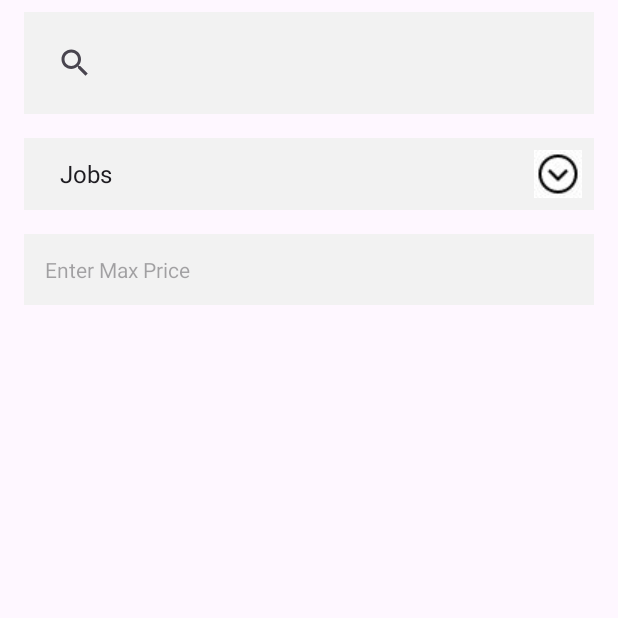
After one commit to sulaiman-muhammad/RentAHelp, an Android app: the FindServiceActivity screen opened directly, with no data from a screen before it, on a phone screen of 412 x 824 dp, the top half of it. The commit adds this screen. Run offline under Robolectric (Android 15) with nearby library versions, the light colour scheme and no system bars.

Commit message:
First commit on find functionality has been done

```diff
--- a/app/build.gradle.kts
+++ b/app/build.gradle.kts
@@ -27,6 +27,9 @@ android {
         sourceCompatibility = JavaVersion.VERSION_1_8
         targetCompatibility = JavaVersion.VERSION_1_8
     }
+    buildFeatures {
+        viewBinding = true
+    }
 }
 
 dependencies {
@@ -35,6 +38,8 @@ dependencies {
     implementation("com.google.android.material:material:1.10.0")
     implementation("androidx.constraintlayout:constraintlayout:2.1.4")
     implementation("com.google.firebase:firebase-auth:22.2.0")
+    implementation("androidx.legacy:legacy-support-v4:1.0.0")
+    implementation("androidx.recyclerview:recyclerview:1.3.0")
     testImplementation("junit:junit:4.13.2")
     androidTestImplementation("androidx.test.ext:junit:1.1.5")
     androidTestImplementation("androidx.test.espresso:espresso-core:3.5.1")
--- /dev/null
+++ b/app/src/main/java/com/example/rentahelp/FindServiceActivity.java
@@ -0,0 +1,56 @@
+package com.example.rentahelp;
+
+import androidx.appcompat.app.AppCompatActivity;
+import androidx.recyclerview.widget.LinearLayoutManager;
+import androidx.recyclerview.widget.RecyclerView;
+
+import android.os.Bundle;
+import android.view.View;
+import android.widget.AdapterView;
+import android.widget.ArrayAdapter;
+import android.widget.SearchView;
+import android.widget.Spinner;
+
+import java.util.ArrayList;
+import java.util.List;
+
+public class FindServiceActivity extends AppCompatActivity {
+
+    Spinner spinner;
+
+
+
+
+    @Override
+    protected void onCreate(Bundle savedInstanceState) {
+        super.onCreate(savedInstanceState);
+        setContentView(R.layout.activity_find_service);
+
+
+
+         spinner = findViewById(R.id.spinner);
+
+
+
+        String[] options = {"Jobs","Option 1", "Option 2", "Option 3", "Option 4"};
+        ArrayAdapter<String> arrayAdapter = new ArrayAdapter<>(this, android.R.layout.simple_spinner_item, options);
+        spinner.setAdapter(arrayAdapter);
+
+
+        spinner.setOnItemSelectedListener(new AdapterView.OnItemSelectedListener() {
+            @Override
+            public void onItemSelected(AdapterView<?> parentView, View selectedItemView, int position, long id) {
+                // Handle the selected item here
+                String selectedOption = options[position];
+            }
+
+            @Override
+            public void onNothingSelected(AdapterView<?> parentView) {
+                // Handle when nothing is selected
+            }
+        });
+
+
+
+    }
+}
--- /dev/null
+++ b/app/src/main/res/drawable/custom_spinner_background.xml
@@ -0,0 +1,13 @@
+<?xml version="1.0" encoding="utf-8"?>
+<layer-list xmlns:android="http://schemas.android.com/apk/res/android">
+
+    <item>
+        <shape>
+            <solid android:color="#F2F2F2" />
+            <corners android:radius="0dp" />
+        </shape>
+    </item>
+    <item android:right="8dp">
+        <bitmap android:gravity="end" android:src="@drawable/dropdown_icon" />
+    </item>
+</layer-list>
--- /dev/null
+++ b/app/src/main/res/drawable/edittext_background.xml
@@ -0,0 +1,5 @@
+<?xml version="1.0" encoding="utf-8"?>
+<shape xmlns:android="http://schemas.android.com/apk/res/android">
+    <solid android:color="#F2F2F2" /> <!-- Background color -->
+    <corners android:radius="8dp" /> <!-- Corner radius (adjust as needed) -->
+</shape>
--- /dev/null
+++ b/app/src/main/res/layout/activity_find_service.xml
@@ -0,0 +1,63 @@
+<?xml version="1.0" encoding="utf-8"?>
+<LinearLayout
+    xmlns:android="http://schemas.android.com/apk/res/android"
+    android:layout_width="match_parent"
+    android:layout_height="match_parent"
+    android:orientation="vertical">
+
+    <!-- Search Bar -->
+    <androidx.appcompat.widget.SearchView
+        android:id="@+id/searchView"
+        android:layout_width="match_parent"
+        android:layout_height="wrap_content"
+        android:iconifiedByDefault="false"
+        style="@style/Description_Style"
+        android:paddingTop="8dp"
+        android:paddingBottom="8dp"
+        android:layout_marginStart="16dp"
+        android:layout_marginEnd="16dp"
+        android:layout_marginTop="8dp"
+        android:layout_marginBottom="8dp"
+        android:background="#F2F2F2"
+        android:queryHint="Search..."/>
+
+    <!-- Dropdown Menu -->
+    <Spinner
+        android:id="@+id/spinner"
+        style="@style/Description_Style"
+        android:layout_width="match_parent"
+        android:layout_height="wrap_content"
+        android:layout_marginStart="16dp"
+        android:layout_marginTop="8dp"
+        android:layout_marginEnd="16dp"
+        android:layout_marginBottom="8dp"
+        android:background="@drawable/custom_spinner_background"
+        android:entries="@array/spinner_options"
+        android:minHeight="48dp"
+        android:paddingStart="16dp"
+        android:paddingTop="8dp"
+        android:paddingEnd="16dp"
+        android:paddingBottom="8dp"
+        android:textColor="@color/spinner_item_text_color"
+        android:textSize="10dp" />
+
+    <!-- Maximum Price EditText -->
+    <EditText
+        android:id="@+id/maxPriceEditText"
+        android:layout_width="match_parent"
+        android:layout_height="wrap_content"
+        android:inputType="numberDecimal"
+        android:background="#F2F2F2"
+        style="@style/Price_Style"
+        android:hint="Enter Max Price"
+        android:layout_marginStart="16dp"
+        android:layout_marginEnd="16dp"
+        android:layout_marginTop="8dp"
+        android:layout_marginBottom="8dp"/>
+
+    <!-- RecyclerView -->
+    <androidx.recyclerview.widget.RecyclerView
+        android:id="@+id/recyclerView"
+        android:layout_width="match_parent"
+        android:layout_height="match_parent" />
+</LinearLayout>
--- /dev/null
+++ b/app/src/main/res/values/Styles.xml
@@ -0,0 +1,23 @@
+<?xml version="1.0" encoding="utf-8"?>
+<resources>
+    <!-- Style for title EditText -->
+    <style name="Description_Style">
+        <item name="android:background">@drawable/edittext_background</item>
+        <item name="android:layout_width">match_parent</item>
+        <item name="android:layout_height">wrap_content</item>
+        <item name="android:padding">10dp</item>
+        <item name="android:textSize">16sp</item>
+        <item name="android:textColor">#000000</item>
+    </style>
+
+    <!-- Style for description EditText -->
+    <style name="Price_Style">
+        <item name="android:background">@drawable/edittext_background</item>
+        <item name="android:layout_width">match_parent</item>
+        <item name="android:layout_height">wrap_content</item>
+        <item name="android:padding">14dp</item>
+        <item name="android:textSize">14sp</item>
+        <item name="android:inputType">numberDecimal</item>
+        <item name="android:textColor">#333333</item>
+    </style>
+</resources>
--- /dev/null
+++ b/app/src/main/res/values/arrays.xml
@@ -0,0 +1,4 @@
+<?xml version="1.0" encoding="utf-8"?>
+<resources>
+        <string-array name="dropdown_options">Baby sitting, Dog Walking, Plumbing</string-array>
+</resources>
--- a/app/src/main/res/values/colors.xml
+++ b/app/src/main/res/values/colors.xml
@@ -2,4 +2,5 @@
 <resources>
     <color name="black">#FF000000</color>
     <color name="white">#FFFFFFFF</color>
+    <color name="spinner_item_text_color">#EFEFEF</color>
 </resources>
--- /dev/null
+++ b/app/src/main/res/values/dimens.xml
@@ -0,0 +1,4 @@
+<?xml version="1.0" encoding="utf-8"?>
+<resources>
+    <dimen name="text_margin">16dp</dimen>
+</resources>
--- a/app/src/main/res/values/strings.xml
+++ b/app/src/main/res/values/strings.xml
@@ -8,4 +8,10 @@
     <string name="account_not_exists_text">Don\'t have an account?</string>
     <string name="login_now_text">Login Now</string>
     <string name="register_now_text">Register Now</string>
+    <string-array name="spinner_options">
+        <item>Option 1</item>
+        <item>Option 2</item>
+        <item>Option 3</item>
+    </string-array>
+
 </resources>
```
Also changed, not shown: app/src/main/AndroidManifest.xml (+9 -5 lines), app/src/main/java/com/example/rentahelp/MainActivity.java (+14 -0 lines), app/src/main/java/com/example/rentahelp/placeholder/PlaceholderContent.java (added, +67 -0 lines), app/src/main/res/layout/activity_main.xml (+6 -4 lines), app/src/main/res/drawable/dropdown_icon.jpeg (added).
